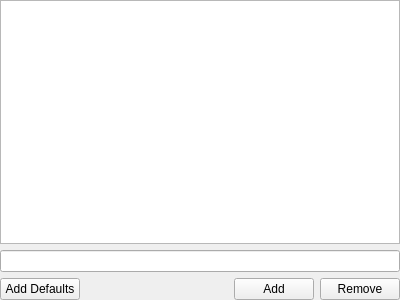
Destroyerrrocket/doomseeker-unofficial, file src/core/gui/configuration/cfgwadseekersites.ui: the form before one commit.
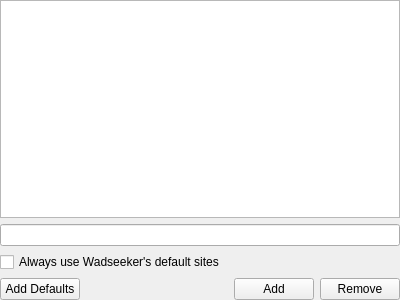
The form after the commit. Icons and pictures are not drawn.

Commit message: - Added option to always use Wadseeker's hardcoded list of sites, even if sites are removed in subsequent versions. This option is on by default.

Patch:
```diff
--- a/src/core/gui/configuration/cfgwadseekersites.ui
+++ b/src/core/gui/configuration/cfgwadseekersites.ui
@@ -36,6 +36,16 @@
    <item>
     <widget class="QLineEdit" name="leUrl"/>
    </item>
+   <item>
+    <widget class="QCheckBox" name="cbAlwaysUseDefaultSites">
+     <property name="toolTip">
+      <string>&lt;html&gt;&lt;head/&gt;&lt;body&gt;&lt;p&gt;Wadseeker library comes with its own list of file storage sites. As these sites come and go the list is modified with new updates of the library. Leave this option to be always up-to-date with the current list. &lt;/p&gt;&lt;p&gt;When enabled the list of hardcoded default sites will always be used in addition to the list above.&lt;/p&gt;&lt;p&gt;When disabled only the list above is used.&lt;/p&gt;&lt;/body&gt;&lt;/html&gt;</string>
+     </property>
+     <property name="text">
+      <string>Always use Wadseeker's default sites</string>
+     </property>
+    </widget>
+   </item>
    <item>
     <layout class="QHBoxLayout" name="horizontalLayout">
      <item>
```
Left out of the diff: 2 changed lines with no effect on the pictures. The commit also changes 4 other files.
